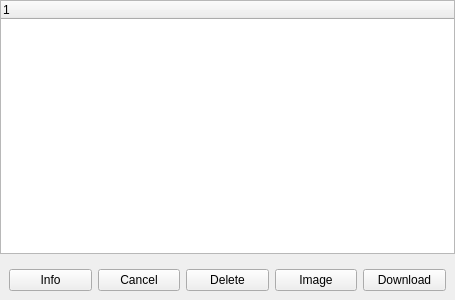
AndreasFMueller/AstroPhotography, file gui/snowgui/task/taskqueuemanagerwidget.ui: the form before one commit.
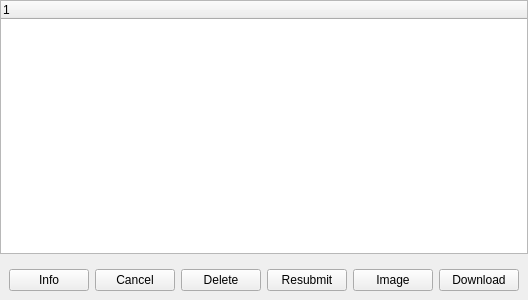
The form after the commit.

Patch:
```diff
--- a/gui/snowgui/task/taskqueuemanagerwidget.ui
+++ b/gui/snowgui/task/taskqueuemanagerwidget.ui
@@ -59,6 +59,13 @@
         </property>
        </widget>
       </item>
+      <item>
+       <widget class="QPushButton" name="resubmitButton">
+        <property name="text">
+         <string>Resubmit</string>
+        </property>
+       </widget>
+      </item>
       <item>
        <widget class="QPushButton" name="imageButton">
         <property name="text">
```
